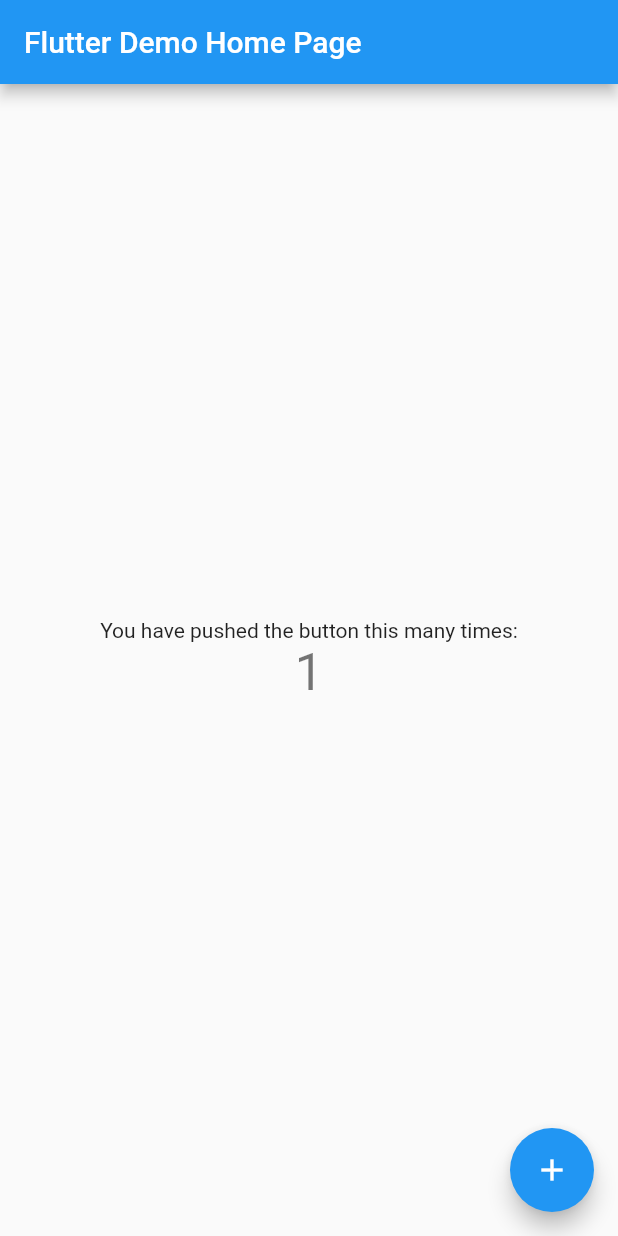
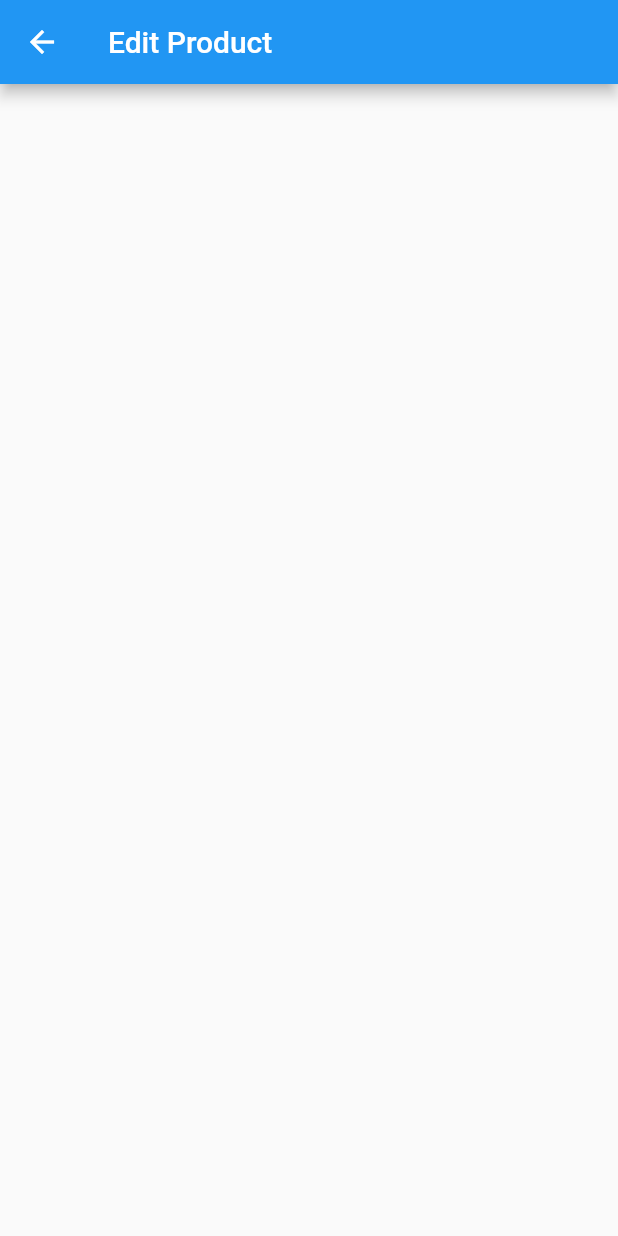
Before and after one commit to ayushsubedi/firestore_crud, a Flutter app: the screen it shows after launch, after a tap on the "add" icon, on a phone screen of 412 x 824 dp. Run offline on Flutter 3.47's test engine with Material 2 defaults, Android fonts, the phone set to English and light mode, and no system bars.

Commit message:
add screens for Products and EditProducts

```diff
--- a/lib/main.dart
+++ b/lib/main.dart
@@ -1,3 +1,4 @@
+import 'package:firestore_curd/screens/products.dart';
 import 'package:flutter/material.dart';
 
 void main() {
@@ -11,107 +12,10 @@ class MyApp extends StatelessWidget {
     return MaterialApp(
       title: 'Flutter Demo',
       theme: ThemeData(
-        // This is the theme of your application.
-        //
-        // Try running your application with "flutter run". You'll see the
-        // application has a blue toolbar. Then, without quitting the app, try
-        // changing the primarySwatch below to Colors.green and then invoke
-        // "hot reload" (press "r" in the console where you ran "flutter run",
-        // or simply save your changes to "hot reload" in a Flutter IDE).
-        // Notice that the counter didn't reset back to zero; the application
-        // is not restarted.
         primarySwatch: Colors.blue,
-        // This makes the visual density adapt to the platform that you run
-        // the app on. For desktop platforms, the controls will be smaller and
-        // closer together (more dense) than on mobile platforms.
         visualDensity: VisualDensity.adaptivePlatformDensity,
       ),
-      home: MyHomePage(title: 'Flutter Demo Home Page'),
+      home: Products(),
     );
   }
 }
-
-class MyHomePage extends StatefulWidget {
-  MyHomePage({Key key, this.title}) : super(key: key);
-
-  // This widget is the home page of your application. It is stateful, meaning
-  // that it has a State object (defined below) that contains fields that affect
-  // how it looks.
-
-  // This class is the configuration for the state. It holds the values (in this
-  // case the title) provided by the parent (in this case the App widget) and
-  // used by the build method of the State. Fields in a Widget subclass are
-  // always marked "final".
-
-  final String title;
-
-  @override
-  _MyHomePageState createState() => _MyHomePageState();
-}
-
-class _MyHomePageState extends State<MyHomePage> {
-  int _counter = 0;
-
-  void _incrementCounter() {
-    setState(() {
-      // This call to setState tells the Flutter framework that something has
-      // changed in this State, which causes it to rerun the build method below
-      // so that the display can reflect the updated values. If we changed
-      // _counter without calling setState(), then the build method would not be
-      // called again, and so nothing would appear to happen.
-      _counter++;
-    });
-  }
-
-  @override
-  Widget build(BuildContext context) {
-    // This method is rerun every time setState is called, for instance as done
-    // by the _incrementCounter method above.
-    //
-    // The Flutter framework has been optimized to make rerunning build methods
-    // fast, so that you can just rebuild anything that needs updating rather
-    // than having to individually change instances of widgets.
-    return Scaffold(
-      appBar: AppBar(
-        // Here we take the value from the MyHomePage object that was created by
-        // the App.build method, and use it to set our appbar title.
-        title: Text(widget.title),
-      ),
-      body: Center(
-        // Center is a layout widget. It takes a single child and positions it
-        // in the middle of the parent.
-        child: Column(
-          // Column is also a layout widget. It takes a list of children and
-          // arranges them vertically. By default, it sizes itself to fit its
-          // children horizontally, and tries to be as tall as its parent.
-          //
-          // Invoke "debug painting" (press "p" in the console, choose the
-          // "Toggle Debug Paint" action from the Flutter Inspector in Android
-          // Studio, or the "Toggle Debug Paint" command in Visual Studio Code)
-          // to see the wireframe for each widget.
-          //
-          // Column has various properties to control how it sizes itself and
-          // how it positions its children. Here we use mainAxisAlignment to
-          // center the children vertically; the main axis here is the vertical
-          // axis because Columns are vertical (the cross axis would be
-          // horizontal).
-          mainAxisAlignment: MainAxisAlignment.center,
-          children: <Widget>[
-            Text(
-              'You have pushed the button this many times:',
-            ),
-            Text(
-              '$_counter',
-              style: Theme.of(context).textTheme.headline4,
-            ),
-          ],
-        ),
-      ),
-      floatingActionButton: FloatingActionButton(
-        onPressed: _incrementCounter,
-        tooltip: 'Increment',
-        child: Icon(Icons.add),
-      ), // This trailing comma makes auto-formatting nicer for build methods.
-    );
-  }
-}
--- a/lib/screens/edit_product.dart
+++ b/lib/screens/edit_product.dart
@@ -0,0 +1,15 @@
+import 'package:flutter/material.dart';
+
+class EditProduct extends StatefulWidget {
+  @override
+  _EditProductState createState() => _EditProductState();
+}
+
+class _EditProductState extends State<EditProduct> {
+  @override
+  Widget build(BuildContext context) {
+    return Scaffold(
+      appBar: AppBar(title: Text("Edit Product")),
+    );
+  }
+}
--- a/lib/screens/products.dart
+++ b/lib/screens/products.dart
@@ -0,0 +1,19 @@
+import 'package:firestore_curd/screens/edit_product.dart';
+import 'package:flutter/material.dart';
+
+class Products extends StatelessWidget {
+  @override
+  Widget build(BuildContext context) {
+    return Scaffold(
+      appBar: AppBar(title: Text('Products'), actions: <Widget>[
+        IconButton(
+          icon: Icon(Icons.add, size: 30),
+          onPressed: () {
+            Navigator.of(context)
+                .push(MaterialPageRoute(builder: (context) => EditProduct()));
+          },
+        )
+      ]),
+    );
+  }
+}
```
